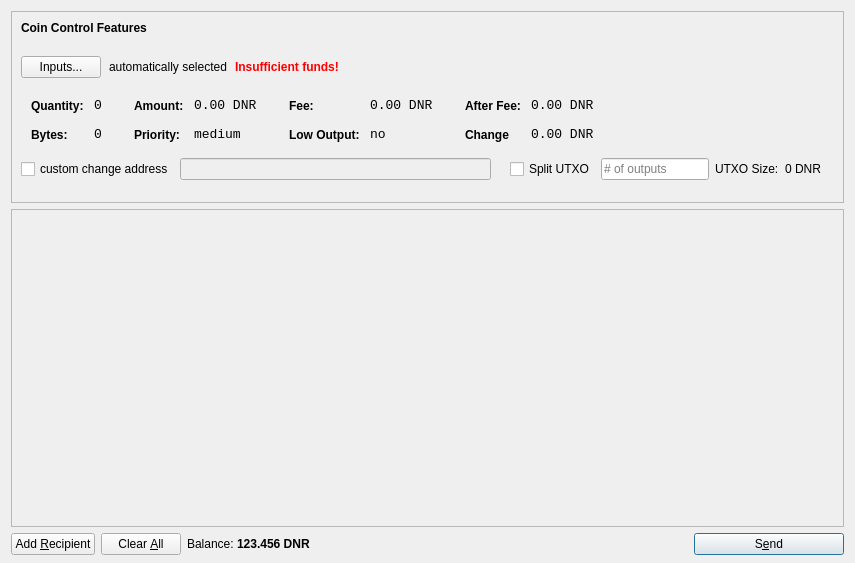
First picture: the form in src/qt/forms/sendcoinsdialog.ui, repository metaspartan/denarius, before the edit.
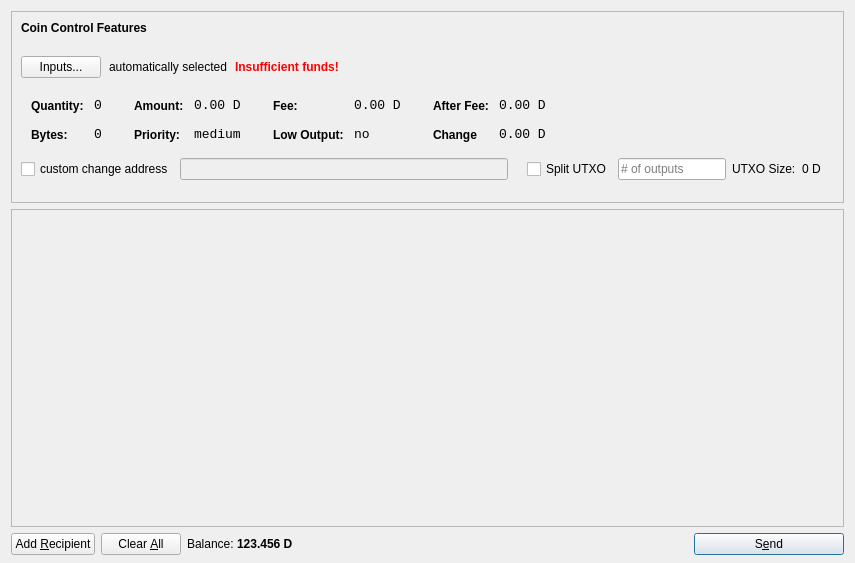
Second picture: the form after the edit. Icons and pictures are not drawn.

```diff
--- a/src/qt/forms/sendcoinsdialog.ui
+++ b/src/qt/forms/sendcoinsdialog.ui
@@ -304,7 +304,7 @@
                 <enum>Qt::ActionsContextMenu</enum>
                </property>
                <property name="text">
-                <string>0.00 DNR</string>
+                <string>0.00 D</string>
                </property>
                <property name="textInteractionFlags">
                 <set>Qt::LinksAccessibleByMouse|Qt::TextSelectableByKeyboard|Qt::TextSelectableByMouse</set>
@@ -390,7 +390,7 @@
                 <enum>Qt::ActionsContextMenu</enum>
                </property>
                <property name="text">
-                <string>0.00 DNR</string>
+                <string>0.00 D</string>
                </property>
                <property name="textInteractionFlags">
                 <set>Qt::LinksAccessibleByMouse|Qt::TextSelectableByKeyboard|Qt::TextSelectableByMouse</set>
@@ -476,7 +476,7 @@
                 <enum>Qt::ActionsContextMenu</enum>
                </property>
                <property name="text">
-                <string>0.00 DNR</string>
+                <string>0.00 D</string>
                </property>
                <property name="textInteractionFlags">
                 <set>Qt::LinksAccessibleByMouse|Qt::TextSelectableByKeyboard|Qt::TextSelectableByMouse</set>
@@ -508,7 +508,7 @@
                 <enum>Qt::ActionsContextMenu</enum>
                </property>
                <property name="text">
-                <string>0.00 DNR</string>
+                <string>0.00 D</string>
                </property>
                <property name="textInteractionFlags">
                 <set>Qt::LinksAccessibleByMouse|Qt::TextSelectableByKeyboard|Qt::TextSelectableByMouse</set>
@@ -596,7 +596,7 @@
         <item>
          <widget class="QLabel" name="labelBlockSize">
           <property name="text">
-           <string>0 DNR</string>
+           <string>0 D</string>
           </property>
          </widget>
         </item>
@@ -772,7 +772,7 @@
           <cursorShape>IBeamCursor</cursorShape>
          </property>
          <property name="text">
-          <string>123.456 DNR</string>
+          <string>123.456 D</string>
          </property>
          <property name="textInteractionFlags">
           <set>Qt::LinksAccessibleByMouse|Qt::TextSelectableByKeyboard|Qt::TextSelectableByMouse</set>
```
